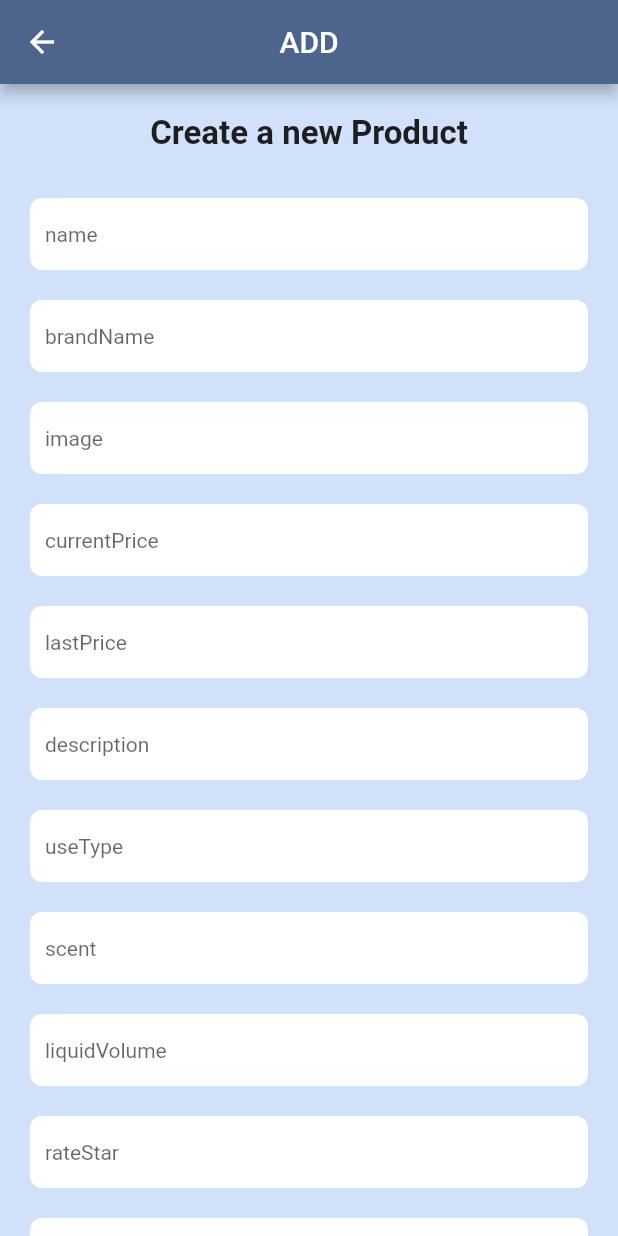
After one commit to quyen1102/flutter_mobile_20_08, a Flutter app: the AddDataToFireBase screen opened directly, on a phone screen of 412 x 824 dp. The commit adds this screen. Run offline on Flutter 3.47's test engine with Material 2 defaults, Android fonts, the phone set to English and light mode, and no system bars; our stand-ins replace carousel_slider, cloud_firestore, dropdown_textfield, firebase_core, flutter_spinkit, fluttertoast and 3 more; missing offline and left inert: search_page; accounts and stored records are empty.

```diff
--- a/lib/features/Home/DrawerApp.dart
+++ b/lib/features/Home/DrawerApp.dart
@@ -4,6 +4,7 @@ import 'package:flutter/src/widgets/framework.dart';
 
 import '../../common/theme.dart';
 import 'HomeScreen.dart';
+import 'demoSceen/add_data_to_firebase.dart';
 import 'demoSceen/scrollToIndex.dart';
 
 class DrawerApp extends StatefulWidget {
@@ -67,7 +68,7 @@ class _DrawerAppState extends State<DrawerApp> {
               textColor: primaryColor,
               selectedColor: primaryOrangeColor,
               leading: const Icon(Icons.shopping_cart),
-              title: const Text('About something'),
+              title: const Text('Add data to fire base handle'),
               selected: _selectedDestination == 2,
               onTap: () => selectDestination(2),
             ),
@@ -120,7 +121,7 @@ class _DrawerAppState extends State<DrawerApp> {
     } else if (_selectedDestination == 1) {
       _gotoScreen( const ScrollablePositionedListPage());
     }else if (_selectedDestination == 2) {
-      _gotoScreen( const HomeScreen());
+      _gotoScreen( const AddDataToFireBase());
     }else if (_selectedDestination == 3) {
       _gotoScreen( const HomeScreen());
     }else if (_selectedDestination == 4) {
--- /dev/null
+++ b/lib/features/Home/demoSceen/add_data_to_firebase.dart
@@ -0,0 +1,323 @@
+import 'package:flutter/material.dart';
+
+import '../../../common/theme.dart';
+import 'package:cloud_firestore/cloud_firestore.dart';
+
+import '../../../store/models/luxuryProduct.dart';
+
+class AddDataToFireBase extends StatefulWidget {
+  const AddDataToFireBase({super.key});
+
+  @override
+  State<AddDataToFireBase> createState() => _AddDataToFireBaseState();
+}
+
+enum isLiked { like, dislike }
+
+class _AddDataToFireBaseState extends State<AddDataToFireBase> {
+  TextEditingController? nameEditingController;
+  TextEditingController? brandNameEditingController;
+  TextEditingController? imageEditingController;
+  TextEditingController? currentPriceEditingController;
+  TextEditingController? lastPriceEditingController;
+  TextEditingController? descriptionEditingController;
+  TextEditingController? useTypeEditingController;
+  TextEditingController? scentEditingController;
+  TextEditingController? liquidVolumeEditingController;
+  TextEditingController? rateStarEditingController;
+  TextEditingController? quantityPurchasedEditingController;
+  TextEditingController? numberCountProductEditingController;
+  isLiked _isLike = isLiked.like;
+
+  CollectionReference luxuryProductRef = FirebaseFirestore.instance
+      .collection('product')
+      .withConverter<LuxuryProduct>(
+        fromFirestore: (snapshots, _) =>
+            LuxuryProduct.fromJson(snapshots.data()!),
+        toFirestore: (product, _) => product.toJson(),
+      );
+
+  @override
+  void initState() {
+    // TODO: implement initState
+    super.initState();
+    nameEditingController = TextEditingController();
+    brandNameEditingController = TextEditingController();
+    imageEditingController = TextEditingController();
+    currentPriceEditingController = TextEditingController();
+    lastPriceEditingController = TextEditingController();
+    descriptionEditingController = TextEditingController();
+    useTypeEditingController = TextEditingController();
+    scentEditingController = TextEditingController();
+    liquidVolumeEditingController = TextEditingController();
+    rateStarEditingController = TextEditingController();
+    quantityPurchasedEditingController = TextEditingController();
+    numberCountProductEditingController = TextEditingController();
+  }
+
+    @override
+  void dispose() {
+    super.dispose();
+    nameEditingController?.dispose();
+    brandNameEditingController?.dispose();
+    imageEditingController?.dispose();
+    currentPriceEditingController?.dispose();
+    lastPriceEditingController?.dispose();
+    descriptionEditingController?.dispose();
+    useTypeEditingController?.dispose();
+    scentEditingController?.dispose();
+    liquidVolumeEditingController?.dispose();
+    rateStarEditingController?.dispose();
+    quantityPurchasedEditingController?.dispose();
+    numberCountProductEditingController?.dispose();
+  }
+
+  @override
+  Widget build(BuildContext context) {
+// id
+// name
+// brandName
+// image
+// currentPrice
+// lastPrice
+// description
+// useType
+// scent
+// liquidVolume
+// rateStar
+// quantityPurchased
+// isLiked
+// numberCountProduct
+    return Scaffold(
+        backgroundColor: primaryLightColor,
+        appBar: AppBar(
+            title: const Text("ADD"),
+            centerTitle: true,
+            backgroundColor: primaryColor
+            // leading:Icon(Icons.arrow_back_ios_new),
+            ),
+        body: Container(
+          child: SingleChildScrollView(
+            child: Column(
+              children: [
+                const Padding(
+                  padding: EdgeInsets.symmetric(vertical: 20),
+                  child: Text("Create a new Product",
+                      style:
+                          TextStyle(fontSize: 22, fontWeight: FontWeight.bold)),
+                ),
+                _renderTextInput(
+                    controller: nameEditingController,
+                    keyboardType: TextInputType.text,
+                    autoCorrect: false,
+                    labelText: "name",
+                    obscureText: false,
+                    enableSuggestions: false,
+                    valid: null),
+                _renderTextInput(
+                    controller: brandNameEditingController,
+                    keyboardType: TextInputType.text,
+                    autoCorrect: false,
+                    labelText: "brandName",
+                    obscureText: false,
+                    enableSuggestions: false,
+                    valid: null),
+                _renderTextInput(
+                    controller: imageEditingController,
+                    keyboardType: TextInputType.text,
+                    autoCorrect: false,
+                    labelText: "image",
+                    obscureText: false,
+                    enableSuggestions: false,
+                    valid: null),
+                _renderTextInput(
+                    controller: currentPriceEditingController,
+                    keyboardType: TextInputType.text,
+                    autoCorrect: false,
+                    labelText: "currentPrice",
+                    obscureText: false,
+                    enableSuggestions: false,
+                    valid: null),
+                _renderTextInput(
+                    controller: lastPriceEditingController,
+                    keyboardType: TextInputType.text,
+                    autoCorrect: false,
+                    labelText: "lastPrice",
+                    obscureText: false,
+                    enableSuggestions: false,
+                    valid: null),
+                _renderTextInput(
+                    controller: descriptionEditingController,
+                    keyboardType: TextInputType.text,
+                    autoCorrect: false,
+                    labelText: "description",
+                    obscureText: false,
+                    enableSuggestions: false,
+                    valid: null),
+                _renderTextInput(
+                    controller: useTypeEditingController,
+                    keyboardType: TextInputType.text,
+                    autoCorrect: false,
+                    labelText: "useType",
+                    obscureText: false,
+                    enableSuggestions: false,
+                    valid: null),
+                _renderTextInput(
+                    controller: scentEditingController,
+                    keyboardType: TextInputType.text,
+                    autoCorrect: false,
+                    labelText: "scent",
+                    obscureText: false,
+                    enableSuggestions: false,
+                    valid: null),
+                _renderTextInput(
+                    controller: liquidVolumeEditingController,
+                    keyboardType: TextInputType.text,
+                    autoCorrect: false,
+                    labelText: "liquidVolume",
+                    obscureText: false,
+                    enableSuggestions: false,
+                    valid: null),
+                _renderTextInput(
+                    controller: rateStarEditingController,
+                    keyboardType: TextInputType.text,
+                    autoCorrect: false,
+                    labelText: "rateStar",
+                    obscureText: false,
+                    enableSuggestions: false,
+                    valid: null),
+                _renderTextInput(
+                    controller: quantityPurchasedEditingController,
+                    keyboardType: TextInputType.text,
+                    autoCorrect: false,
+                    labelText: "quantityPurchased",
+                    obscureText: false,
+                    enableSuggestions: false,
+                    valid: null),
+                _renderTextInput(
+                    controller: numberCountProductEditingController,
+                    keyboardType: TextInputType.text,
+                    autoCorrect: false,
+                    labelText: "numberCountProduct",
+                    obscureText: false,
+                    enableSuggestions: false,
+                    valid: null),
+                Row(
+                  children: [
+                    const SizedBox(width: 40),
+                    Text("Like: "),
+                    Radio<isLiked>(
+                        value: isLiked.like,
+                        groupValue: _isLike,
+                        onChanged: (isLiked? value) {
+                          setState(() {
+                            _isLike = value!;
+                          });
+                        }),
+                    const SizedBox(width: 40),
+                    const Text("Disslike: "),
+                    Radio<isLiked>(
+                        value: isLiked.dislike,
+                        groupValue: _isLike,
+                        onChanged: (isLiked? value) {
+                          setState(() {
+                            _isLike = value!;
+                          });
+                        }),
+                  ],
+                ),
+                ElevatedButton(
+                  onPressed: onPressedCreateData,
+                  style: ElevatedButton.styleFrom(
+                    backgroundColor: primaryColor,
+                    padding: const EdgeInsets.symmetric(
+                        vertical: 14, horizontal: 50),
+                    elevation: 8,
+                    onPrimary: Colors.white,
+                    textStyle: const TextStyle(
+                      color: Colors.white,
+                      fontSize: 16,
+                    ),
+                  ),
+                  child: const Text("Create"),
+                ),
+                const SizedBox(height: 100),
+              ],
+            ),
+          ),
+        ));
+  }
+
+  _renderTextInput(
+      {controller,
+      keyboardType,
+      autoCorrect,
+      labelText,
+      obscureText,
+      enableSuggestions,
+      valid}) {
+    return Container(
+      padding: const EdgeInsets.symmetric(vertical: 10, horizontal: 20),
+      child: TextFormField(
+        controller: controller,
+        enableSuggestions: enableSuggestions,
+        obscureText: obscureText,
+        keyboardType: keyboardType,
+        autocorrect: autoCorrect,
+        cursorColor: Colors.black87,
+        decoration: InputDecoration(
+          // labelText: labelText,
+          // labelStyle: const TextStyle(color: Colors.black54),
+          hintStyle: const TextStyle(fontSize: 14),
+          hintText: labelText,
+          contentPadding:
+              const EdgeInsets.symmetric(horizontal: 10.0, vertical: 8.0),
+          focusColor: primaryLightColor,
+          fillColor: Colors.white,
+          filled: true,
+          border: const OutlineInputBorder(
+            borderSide: BorderSide.none,
+            borderRadius: BorderRadius.all(Radius.circular(8)),
+            gapPadding: 1.0,
+          ),
+          focusedBorder: const OutlineInputBorder(
+            borderSide: BorderSide.none,
+            borderRadius: BorderRadius.all(Radius.circular(8)),
+            gapPadding: 4.0,
+          ),
+        ),
+        autovalidateMode: AutovalidateMode.onUserInteraction,
+        validator: valid,
+      ),
+    );
+  }
+
+  void onPressedCreateData() {
+    LuxuryProduct luxuryProduct = LuxuryProduct(
+      id: luxuryProductRef.doc().id,
+      name: nameEditingController?.text as String,
+      brandName: brandNameEditingController?.text as String,
+      image: imageEditingController?.text as String,
+      currentPrice: double.parse(currentPriceEditingController?.text as String),
+      lastPrice: double.parse(lastPriceEditingController?.text as String),
+      description: descriptionEditingController?.text as String,
+      useType: useTypeEditingController?.text as String,
+      scent: scentEditingController?.text as String,
+      liquidVolume: int.parse(liquidVolumeEditingController?.text as String),
+      rateStar: double.parse(rateStarEditingController?.text as String),
+      quantityPurchased: int.parse(quantityPurchasedEditingController?.text as String),
+      isLiked: (_isLike == isLiked.like) ? true : false,
+      numberCountProduct: int.parse(numberCountProductEditingController?.text as String),
+    );
+    final json = luxuryProduct.toJson();
+    print(json.runtimeType);
+    createProduct(luxuryProduct: luxuryProduct);
+  }
+
+  Future createProduct({  luxuryProduct}) async {
+    return luxuryProductRef
+        .add(luxuryProduct)
+        .then((value) => print("Product Added"))
+        .catchError((error) => print("Failed to add product: $error"));
+  }
+}
--- a/lib/store/models/luxuryProduct.dart
+++ b/lib/store/models/luxuryProduct.dart
@@ -1,8 +1,9 @@
 import 'package:flutter/material.dart';
+
 
 @immutable
 class LuxuryProduct {
-  final int id;
+  final String id;
   final String name;
   final String brandName;
   final String image;
@@ -33,4 +34,57 @@ class LuxuryProduct {
     required this.isLiked,
     required this.numberCountProduct,
   });
+  Map<String, dynamic> toJson() => {
+        "id": id,
+        "name": name,
+        "brandName": brandName,
+        "image": image,
+        "currentPrice": currentPrice,
+        "lastPrice": lastPrice,
+        "description": description,
+        "useType": useType,
+        "scent": scent,
+        "liquidVolume": liquidVolume,
+        "rateStar": rateStar,
+        "quantityPurchased": quantityPurchased,
+        "isLiked": isLiked,
+        "numberCountProduct": numberCountProduct,
+      };
+  static LuxuryProduct fromJson(dynamic json) {
+    if (json == null) {
+      return LuxuryProduct(
+        id: "",
+        name: "",
+        brandName: "",
+        image: "",
+        currentPrice: -1,
+        lastPrice: -1,
+        description: "",
+        useType: "",
+        scent: "",
+        liquidVolume: -1,
+        rateStar: -1,
+        quantityPurchased: -1,
+        isLiked: false,
+        numberCountProduct: -1,
+      );
+    }
+    LuxuryProduct luxuryProduct = LuxuryProduct(
+      id: json['id'] ?? "",
+      name: json['name'] ?? "",
+      brandName: json['brandName'] ?? "",
+      image: json['image'] ?? "",
+      currentPrice: json['currentPrice'] ?? 0 as double,
+      lastPrice: json['lastPrice'] ?? 0 as double,
+      description: json['description'] ?? "" ,
+      useType: json['useType'] ?? "",
+      scent: json['scent'] ?? "",
+      liquidVolume: json['liquidVolume'] ?? 0 ,
+      rateStar: json['rateStar'] ?? 0 as double,
+      quantityPurchased: json['quantityPurchased'] ?? 0 ,
+      isLiked: json['isLiked'] ?? false,
+      numberCountProduct: json['numberCountProduct'] ?? "" as int,
+    );
+    return luxuryProduct;
+  }
 }
--- a/pubspec.yaml
+++ b/pubspec.yaml
@@ -42,6 +42,8 @@ dependencies:
   search_page: ^2.2.0
   firebase_core: ^2.1.1
   dropdown_textfield: ^1.0.5
+  cloud_firestore: ^4.0.3
+  flutter_spinkit: ^5.1.0
 
 dev_dependencies:
   flutter_test:
```
Also changed, not shown: lib/features/Home/HomeScreen.dart (+12 -8 lines), lib/features/products/detailProductScreen.dart (+191 -93 lines), lib/main.dart (+7 -1 lines), lib/store/data/products.dart (+8 -8 lines), pubspec.lock, 2 other files.
